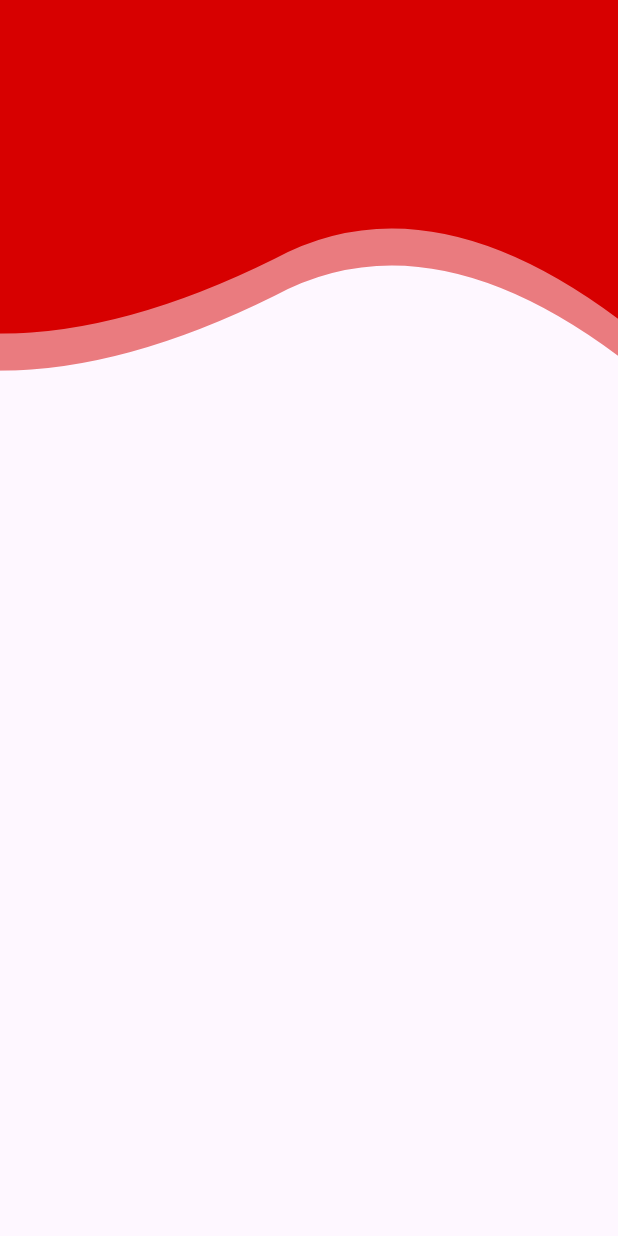
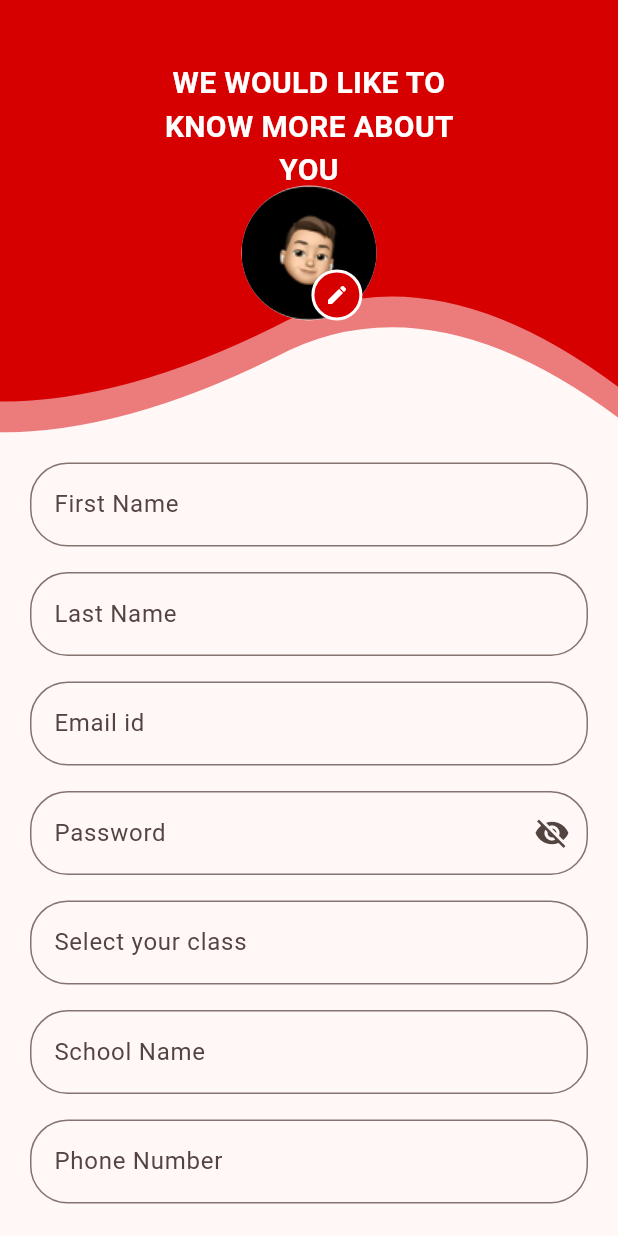
Before and after one commit to donymashup/Alpha, a Flutter app: the screen it shows after launch, on a phone screen of 412 x 824 dp. Run offline on Flutter 3.47's test engine with Material 3 defaults, Android fonts, the phone set to English and light mode, and no system bars.

Commit message:
Registration screen

```diff
--- a/lib/constants/app_constants.dart
+++ b/lib/constants/app_constants.dart
@@ -1,15 +1,11 @@
 import 'package:flutter/material.dart';
 
 class AppConstant {
-  static const backgroundCOlor = Color.fromARGB(255, 250, 242, 243);
-  static const primaryColour =  Color(0xFFD70000) ;
+  static const backgroundColor = Color.fromARGB(255, 250, 242, 243);
+  static const primaryColor =  Color(0xFFD70000) ;
   static const  lightGradient =  Color.fromARGB(255, 214, 63, 69);
   static const  darkGradient =  Color.fromARGB(255, 138, 3, 3);
   static const cardBackground = Colors.white;
   static const strokeColor = Color.fromARGB(255, 207, 207, 207);
   static const hindColor = Color.fromARGB(255, 112, 112, 112);
-
-
-
-
 }
--- a/lib/features/auth/screen/registration.dart
+++ b/lib/features/auth/screen/registration.dart
@@ -1,46 +1,82 @@
 import 'package:alpha/constants/app_constants.dart';
-import 'package:alpha/features/auth/widgets/wave_clipper.dart';
+import 'package:alpha/features/auth/widgets/custom_buttom.dart';
+import 'package:alpha/features/auth/widgets/custom_textfield.dart';
+import 'package:alpha/features/auth/widgets/profile.dart';
+import 'package:alpha/features/auth/widgets/wave_widget.dart';
 import 'package:flutter/material.dart';
-
-
 
 class RegistrationScreen extends StatelessWidget {
   @override
   Widget build(BuildContext context) {
     return Scaffold(
-      body: Container(
-        child: Stack(
+      body: SingleChildScrollView(
+        child: Column(
           children: [
-            Opacity(opacity:0.5,
-            child:wave_widget(),
+            Stack(
+              children: [
+                Opacity(
+                  opacity: 0.5,
+                  child: wave_widget(
+                    height: MediaQuery.of(context).size.height * 0.35,
+                  ),
+                ),
+                wave_widget(
+                  height: MediaQuery.of(context).size.height * 0.325,
+                ),
+                Positioned(
+                  top: MediaQuery.of(context).size.height * 0.05,
+                  left: 0,
+                  right: 0,
+                  child: const Padding(
+                    padding: EdgeInsets.symmetric(horizontal: 100),
+                    child: Center(
+                      child: Text(
+                        'WE WOULD LIKE TO KNOW MORE ABOUT YOU',
+                        textAlign: TextAlign.center,
+                        style: TextStyle(
+                          color: AppConstant.cardBackground,
+                          fontSize: 20,
+                          fontWeight: FontWeight.bold,
+                        ),
+                      ),
+                    ),
+                  ),
+                ),
+                profile(),
+              ],
             ),
-            ClipPath(
-              clipper: WaveClipper(),
-              child: Container(
-                height: MediaQuery.of(context).size.height * 0.27,
-                color: AppConstant.primaryColour,
+
+            const SizedBox(height: 20),
+            Padding(
+              padding: const EdgeInsets.symmetric(horizontal: 20),
+              child: Form(
+                child: Column(
+                  crossAxisAlignment: CrossAxisAlignment.start,
+                  children: [
+                    CustomTextField(labelText:"First Name" ,hintText: "Enter your first name",),
+                    const SizedBox(height: 17),
+                    CustomTextField(labelText:"Last Name" ,hintText: "Enter your last name",),
+                    const SizedBox(height: 17),
+                    CustomTextField(labelText:"Email id" ,hintText: "Enter your email id",),
+                    const SizedBox(height: 17),
+                    CustomTextField(labelText:"Password" ,hintText: "Enter your password",isPassword: true),
+                    const SizedBox(height: 17),
+                    CustomTextField(labelText:"Select your class" ,hintText: "class 5",),
+                    const SizedBox(height: 17),
+                    CustomTextField(labelText:"School Name" ,hintText: "Enter your school name",),
+                    const SizedBox(height: 17),
+                    CustomTextField(labelText:"Phone Number" ,hintText : "",),
+
+                    const SizedBox(height: 30),
+                    Center(
+                      child: CustomButtom(),
+                    ),
+                  ],
+                ),
               ),
             ),
           ],
         ),
-      )
-    );
-  }
-}
-
-class wave_widget extends StatelessWidget {
-  const wave_widget({
-
-    super.key,
-  });
-
-  @override
-  Widget build(BuildContext context) {
-    return ClipPath(
-      clipper: WaveClipper(),
-      child: Container(
-        height: MediaQuery.of(context).size.height * 0.3,
-        color: AppConstant.primaryColour,
       ),
     );
   }
--- /dev/null
+++ b/lib/features/auth/widgets/custom_buttom.dart
@@ -0,0 +1,31 @@
+import 'package:alpha/constants/app_constants.dart';
+import 'package:flutter/material.dart';
+
+class CustomButtom extends StatelessWidget {
+  const CustomButtom({
+    super.key,
+  });
+
+  @override
+  Widget build(BuildContext context) {
+    return ElevatedButton(
+
+      onPressed: () {
+        // Handle form submission
+      },
+     style: ElevatedButton.styleFrom(
+      minimumSize: Size( MediaQuery.of(context).size.width * 0.7, 50),
+      backgroundColor: AppConstant.lightGradient, // Set the background color of the button
+      shape: RoundedRectangleBorder(
+        borderRadius: BorderRadius.circular(15), // Optional: rounded corners
+      ),
+    ),
+      child: const Text('Register',
+        style: TextStyle(
+          color: Colors.white,
+          fontSize: 20,
+        ),
+      ),
+    );
+  }
+}
--- /dev/null
+++ b/lib/features/auth/widgets/custom_textfield.dart
@@ -0,0 +1,56 @@
+//
+
+import 'package:alpha/constants/app_constants.dart';
+import 'package:flutter/material.dart';
+
+class CustomTextField extends StatefulWidget {
+  final String labelText;
+  final String hintText;
+  final bool isPassword;
+
+  const CustomTextField({
+    required this.labelText,
+    required this.hintText,
+    this.isPassword = false,
+    super.key,
+  });
+
+  @override
+  _CustomTextFieldState createState() => _CustomTextFieldState();
+}
+
+class _CustomTextFieldState extends State<CustomTextField> {
+  bool _isObscured = true; // Default to obscured text for password fields
+
+  @override
+  Widget build(BuildContext context) {
+    return TextFormField(
+      obscureText: widget.isPassword ? _isObscured : false, // Conditionally obscure text
+      decoration: InputDecoration(
+        labelText: widget.labelText,
+        hintText: widget.hintText,
+        border: const OutlineInputBorder(
+          borderRadius: BorderRadius.all(Radius.circular(25)),
+        ),
+        focusedBorder: const OutlineInputBorder(
+          borderRadius: BorderRadius.all(Radius.circular(25)),
+          borderSide: BorderSide(
+            color: AppConstant.strokeColor,
+          ),
+        ),
+        suffixIcon: widget.isPassword
+            ? IconButton(
+                icon: Icon(
+                  _isObscured ? Icons.visibility_off : Icons.visibility,
+                ),
+                onPressed: () {
+                  setState(() {
+                    _isObscured = !_isObscured;
+                  });
+                },
+              )
+            : null,
+      ),
+    );
+  }
+}
--- /dev/null
+++ b/lib/features/auth/widgets/edit_pen.dart
@@ -0,0 +1,40 @@
+import 'package:alpha/constants/app_constants.dart';
+import 'package:flutter/material.dart';
+
+class EditPen extends StatelessWidget {
+  const EditPen({
+    super.key,
+  });
+
+  @override
+  Widget build(BuildContext context) {
+    return Positioned(
+      bottom: 0,
+      right: MediaQuery.of(context).size.width * 0.45 - 15,
+      child: GestureDetector(
+         onTap: () {
+           // Add your edit pen functionality here
+         },
+         child: Container(
+          decoration: BoxDecoration(
+            color: Colors.white,
+            shape: BoxShape.circle,
+            border: Border.all(
+            color:Colors.white , // Border color
+            width: 2, // Border width
+            ),
+          ),
+           child: const CircleAvatar(
+             radius: 15,
+             backgroundColor: AppConstant.primaryColor,
+             child: Icon(
+     Icons.edit,
+     color: Colors.white,
+     size: 16,
+             ),
+           ),
+         ),
+      ),
+    );
+  }
+}
--- /dev/null
+++ b/lib/features/auth/widgets/profile.dart
@@ -0,0 +1,28 @@
+import 'package:alpha/constants/app_constants.dart';
+import 'package:alpha/features/auth/widgets/edit_pen.dart';
+import 'package:flutter/material.dart';
+
+class profile extends StatelessWidget {
+  const profile({
+    super.key,
+  });
+
+  @override
+  Widget build(BuildContext context) {
+    return Positioned(
+      top: MediaQuery.of(context).size.height * 0.15,
+      left: 0,
+      right: 0,
+      child: const Stack(
+        alignment: Alignment.center, // Aligns the children at the center
+        children: [
+          CircleAvatar(
+            radius: 45,
+            backgroundImage: AssetImage('assets/images/profile.png'),
+          ),
+          EditPen(),
+        ],
+      ),
+    );
+  }
+}
--- a/lib/features/auth/widgets/wave_clipper.dart
+++ b/lib/features/auth/widgets/wave_clipper.dart
@@ -21,9 +21,6 @@ class WaveClipper extends CustomClipper<Path> {
   return path;
 
 }
-
-
-
   @override
   bool shouldReclip(covariant CustomClipper<Path> oldClipper) {
     return false;
--- /dev/null
+++ b/lib/features/auth/widgets/wave_widget.dart
@@ -0,0 +1,23 @@
+import 'package:alpha/constants/app_constants.dart';
+import 'package:alpha/features/auth/widgets/wave_clipper.dart';
+import 'package:flutter/material.dart';
+
+class wave_widget extends StatelessWidget {
+  final dynamic height;
+
+  const wave_widget({super.key,
+    this.height,
+    });
+
+
+  @override
+  Widget build(BuildContext context) {
+    return ClipPath(
+      clipper: WaveClipper(),
+      child: Container(
+        height: height,
+        color: AppConstant.primaryColor,
+      ),
+    );
+  }
+}
--- a/lib/main.dart
+++ b/lib/main.dart
@@ -1,4 +1,5 @@
 import 'package:alpha/common%20widgets/splash_screen.dart';
+import 'package:alpha/constants/app_constants.dart';
 import 'package:alpha/features/auth/screen/registration.dart';
 import 'package:flutter/material.dart';
 
@@ -13,13 +14,15 @@
   @override
   Widget build(BuildContext context) {
     return MaterialApp(
+      debugShowCheckedModeBanner: false,
       title: 'Flutter Demo',
       theme: ThemeData(
 
-        colorScheme: ColorScheme.fromSeed(seedColor: Colors.deepPurple),
+        colorScheme: ColorScheme.fromSeed(seedColor: AppConstant.primaryColor),
         useMaterial3: true,
       ),
       home:  RegistrationScreen(),
+
     );
   }
 }
--- a/pubspec.yaml
+++ b/pubspec.yaml
@@ -60,7 +60,7 @@ flutter:
 
   # To add assets to your application, add an assets section, like this:
   assets:
-    - assets/
+    - assets/images/
   #   - images/a_dot_ham.jpeg
 
   # An image asset can refer to one or more resolution-specific "variants", see
```
Also changed, not shown: assets/images/alphalogo.png (renamed from assets/alphalogo.png), assets/images/profile.png (added).
